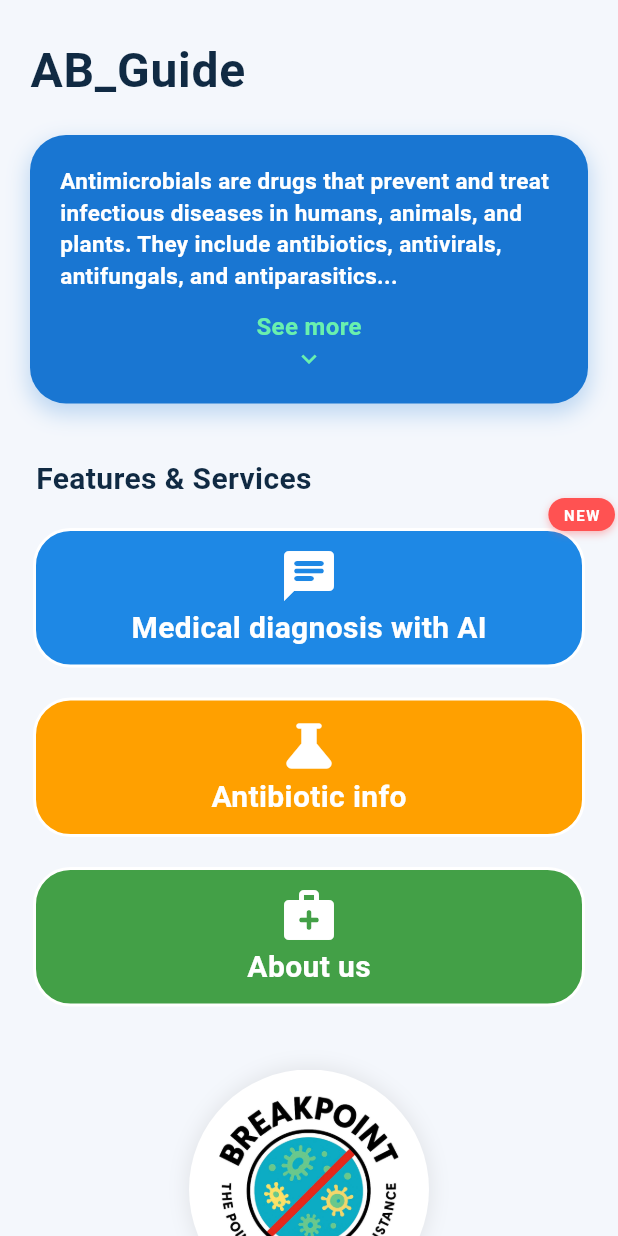
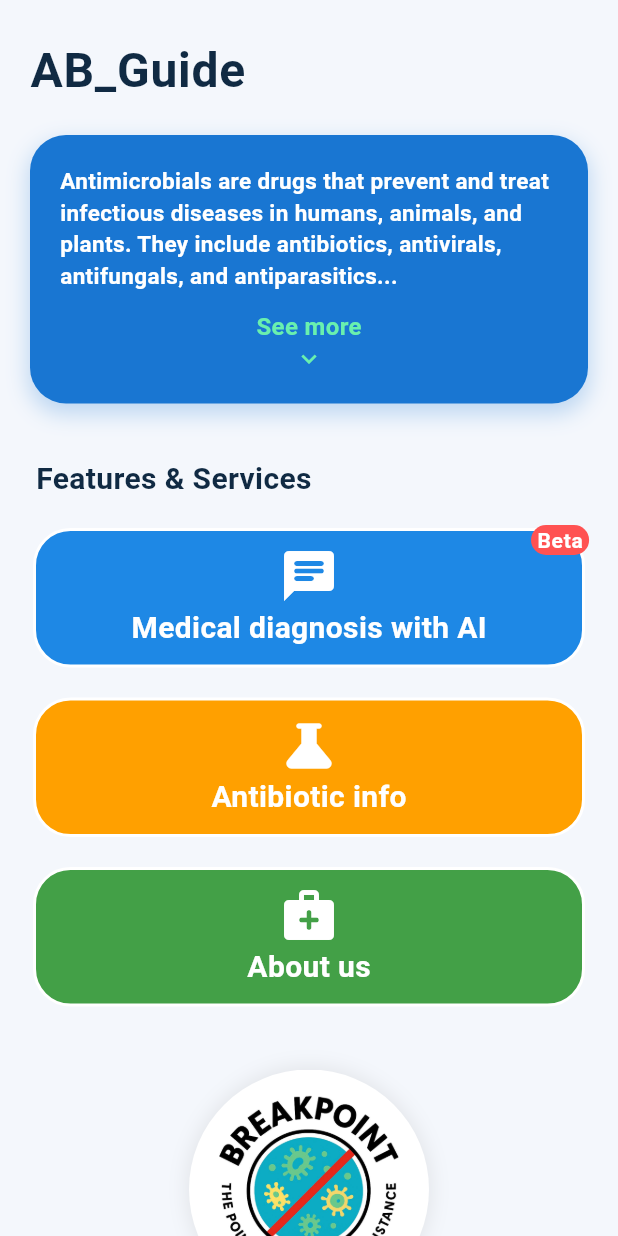
Before and after one commit to MoazEslam74/AMR-Dental-App, a Flutter app: the screen it shows after launch, on a phone screen of 412 x 824 dp. Run offline on Flutter 3.47's test engine with Material 3 defaults, Android fonts, the phone set to English and light mode, and no system bars; our stand-ins replace cloud_firestore, firebase_core, flutter_typeahead, webview_flutter; missing offline and left inert: dart:ffi; accounts and stored records are empty.

Commit message:
Final changes

```diff
--- a/lib/screens/home_screen.dart
+++ b/lib/screens/home_screen.dart
@@ -140,38 +140,17 @@ class _HomeScreenState extends State<HomeScreen> {
                 child: Column(
                   children: [
                     // الـ FeatureWidgets محفوظة بالكامل بدون تعديل في الـ Routes
-                    Stack(
-                      clipBehavior: Clip.none,
-                      children: [FeatureWidget(
+                    Badge(
+
+                      label: const Text('Beta', style: TextStyle(fontSize: 14, fontWeight: FontWeight.bold)),
+                      backgroundColor: Colors.redAccent,
+                      offset: Offset(-30, 10),
+                      child: FeatureWidget(
                         featureColor: Colors.blue.shade600,
                         featureName: "Medical diagnosis with AI",
                         featureIcon: Icons.chat_rounded,
                         routeName: '/beta_chat',
                       ),
-                      Positioned(
-      top: -10, // رفع العلامة للأعلى لتبرز خارج الزر
-      right: -10, // سحب العلامة لليمين
-      child: Container(
-        padding: const EdgeInsets.symmetric(horizontal: 10, vertical: 4),
-        decoration: BoxDecoration(
-          color: Colors.redAccent, // لون أحمر أو برتقالي للفت الانتباه
-          borderRadius: BorderRadius.circular(12),
-          boxShadow: [
-            BoxShadow(
-              color: Colors.redAccent.withOpacity(0.4),
-              blurRadius: 4,
-              offset: const Offset(0, 2),
-            )
-          ],
-        ),child: const Text(
-          'NEW',
-          style: TextStyle(
-            color: Colors.white,
-            fontSize: 10,
-            fontWeight: FontWeight.bold,
-            letterSpacing: 1, // توسيع المسافة بين الحروف لشكل عصري
-          ),
-        ),),)]
                     ),
                     FeatureWidget(
                       featureColor: Colors.amber.shade700,
```
